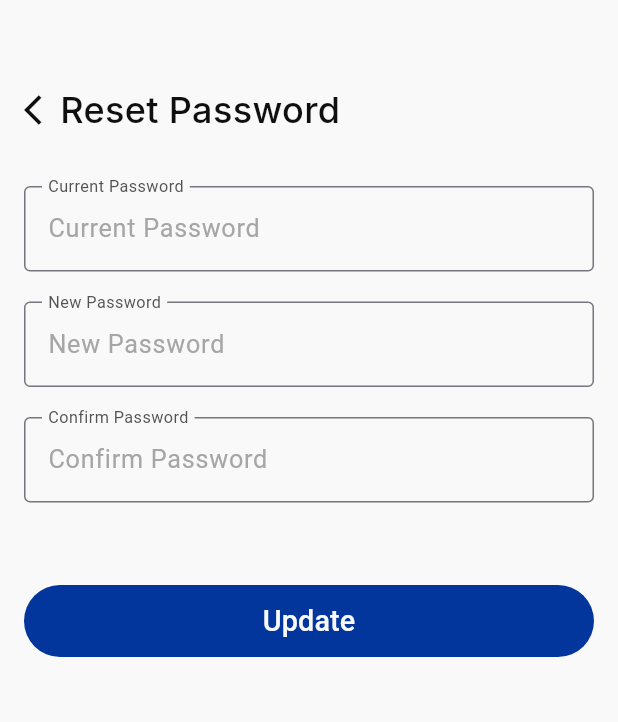
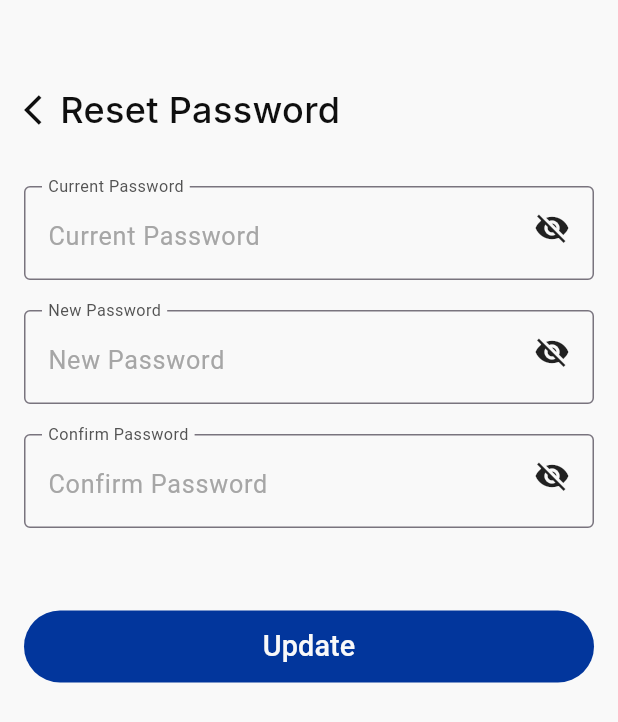
Before and after one commit to YasmeenGad/online_exam_app, a Flutter app: the ResetPasswordProfileView screen opened by its route, on a phone screen of 412 x 824 dp. Shown: the top 722 px of the screen. Run offline on Flutter 3.47's test engine with Material 3 defaults, Android fonts, the phone set to English and light mode, and no system bars; our stand-ins replace cached_network_image, device_preview_plus, dio, flutter_bloc, flutter_svg, fluttertoast and 11 more; missing offline and left inert: page_animation_transition; accounts and stored records are empty; generated files the repository leaves out were written again.

Commit message:
fix issues

```diff
--- a/lib/l10n/app_de.arb
+++ b/lib/l10n/app_de.arb
@@ -82,5 +82,9 @@
   "date": "Datum",
   "time": "Uhrzeit",
   "start": "Start",
-  "instructions": "Anweisungen"
+  "instructions": "Anweisungen",
+  "instruction1": "Lese alle Anweisungen sorgfängig durch, bevor Sie mit der Prüfung beginnen.",
+  "instruction2": "Beantworte alle Fragen so gut wie möglich.",
+  "instruction3": "Verwalte Ihre Zeit effektiv.",
+  "instruction4": "Bleibe ruhig und konzentriert."
 }
--- a/lib/l10n/app_en.arb
+++ b/lib/l10n/app_en.arb
@@ -82,5 +82,9 @@
     "date": "Date",
     "time": "Time",
     "start": "Start",
-    "instructions": "Instructions"
+    "instructions": "Instructions",
+    "instruction1": "Read all instructions carefully before starting the exam.",
+    "instruction2": "Answer all questions to the best of your ability.",
+    "instruction3": "Manage your time effectively.",
+    "instruction4": "Stay calm and focused."
 }
--- a/lib/l10n/app_tr.arb
+++ b/lib/l10n/app_tr.arb
@@ -82,5 +82,9 @@
     "date": "Tarih",
     "time": "Saat",
     "start": "Başla",
-    "instructions": "Talimatlar"
+    "instructions": "Talimatlar",
+    "instruction1": "Sınavdan önce tüm talimatları dikkatlice okuyun.",
+    "instruction2": "Tüm soruları elinizden geldiğince yanıtlayın.",
+    "instruction3": "Zamanınızı etkili bir şekilde yönetin.",
+    "instruction4": "Sakin ve odaklanmış kalın."
 }
--- a/lib/main.dart
+++ b/lib/main.dart
@@ -3,10 +3,7 @@ import 'package:flutter/foundation.dart';
 import 'package:flutter/material.dart';
 import 'package:hive_flutter/adapters.dart';
 import 'package:online_exam_app/src/core/di/di.dart';
-import 'package:online_exam_app/src/core/global/splash.dart';
-import 'package:online_exam_app/src/core/dependency%20injection/di.dart';
 import 'package:online_exam_app/src/core/routes/routes_name.dart';
-import 'package:online_exam_app/src/features/splash/view/splash_view.dart';
 import 'package:online_exam_app/src/core/provider/language_provider.dart';
 import 'package:online_exam_app/src/core/routes/app_routes.dart';
 import 'package:flutter_gen/gen_l10n/app_localizations.dart';
--- a/lib/src/core/routes/app_routes.dart
+++ b/lib/src/core/routes/app_routes.dart
@@ -18,8 +18,7 @@ import 'package:online_exam_app/src/core/global/layout.dart';
 import '../../features/exam/presentation/views/exam_view.dart';
 import '../../features/exam/presentation/widgets/exam_argument.dart';
 import '../../features/splash/view/splash_view.dart';
-import '../dependency injection/di.dart';
-
+import '../di/di.dart';
 
 class AppRoutes {
   static Map<String, WidgetBuilder> getRoutes() {
--- a/lib/src/features/exam/domain/entities/exam_entity.dart
+++ b/lib/src/features/exam/domain/entities/exam_entity.dart
@@ -16,5 +16,4 @@ class Exam {
     required this.active,
     required this.createdAt,
   });
-
 }
--- a/lib/src/features/exam/presentation/views/exam_view.dart
+++ b/lib/src/features/exam/presentation/views/exam_view.dart
@@ -4,10 +4,8 @@ import 'package:online_exam_app/src/core/global/custom_appbar.dart';
 import 'package:online_exam_app/src/features/exam/presentation/manager/exam/exam_cubit.dart';
 import 'package:flutter_gen/gen_l10n/app_localizations.dart';
 import '../../../../core/di/di.dart';
-import '../../../../core/global/dialog.dart';
 import '../../../../core/constants/assets.dart';
 import 'package:online_exam_app/src/features/exam/presentation/widgets/exam_item_loading.dart';
-import '../../../../core/dependency injection/di.dart';
 import '../widgets/build_empty_data_widget.dart';
 import '../widgets/exam_list.dart';
 
--- a/lib/src/features/exam/presentation/widgets/exam_details_item.dart
+++ b/lib/src/features/exam/presentation/widgets/exam_details_item.dart
@@ -3,7 +3,7 @@ import 'package:flutter_bloc/flutter_bloc.dart';
 import 'package:online_exam_app/src/core/styles/app_colors.dart';
 import 'package:online_exam_app/src/core/styles/app_styles.dart';
 import 'package:online_exam_app/src/features/exam/presentation/manager/exam/exam_cubit.dart';
-import '../../../../core/dependency injection/di.dart';
+import '../../../../core/di/di.dart';
 import '../widgets/cached_network_widget.dart';
 import 'package:flutter_gen/gen_l10n/app_localizations.dart';
 import '../widgets/custom_divider.dart';
--- a/lib/src/features/profile/presentation/widgets/reset_password_form.dart
+++ b/lib/src/features/profile/presentation/widgets/reset_password_form.dart
@@ -7,7 +7,7 @@ import 'package:online_exam_app/src/features/auth/presentation/widgets/custom_te
 import '../../../../core/styles/app_colors.dart';
 import 'change_text.dart';
 
-class ResetPasswordForm extends StatelessWidget {
+class ResetPasswordForm extends StatefulWidget {
   final TextEditingController oldPasswordController;
   final TextEditingController passwordController;
   final TextEditingController rePasswordController;
@@ -22,34 +22,75 @@ class ResetPasswordForm extends StatelessWidget {
   }) : super(key: key);
 
   @override
+  _ResetPasswordFormState createState() => _ResetPasswordFormState();
+}
+
+class _ResetPasswordFormState extends State<ResetPasswordForm> {
+  bool _oldPasswordVisible = false;
+  bool _newPasswordVisible = false;
+  bool _confirmPasswordVisible = false;
+
+  @override
   Widget build(BuildContext context) {
     return Form(
-      key: formKey,
+      key: widget.formKey,
       child: Column(
         children: [
           CustomTextFormField(
-            isPassword: true,
-            controller: oldPasswordController,
+            isPassword: !_oldPasswordVisible,
+            controller: widget.oldPasswordController,
             hintText: '${AppLocalizations.of(context)!.currentPassword}',
             labelText: '${AppLocalizations.of(context)!.currentPassword}',
             validator: (value) => Validators.validatePassword(value, context),
+            suffix: InkWell(
+              child: Icon(
+                _oldPasswordVisible ? Icons.visibility : Icons.visibility_off,
+              ),
+              onTap: () {
+                setState(() {
+                  _oldPasswordVisible = !_oldPasswordVisible;
+                });
+              },
+            ),
           ),
           const SizedBox(height: 20),
           CustomTextFormField(
-            isPassword: true,
-            controller: passwordController,
+            isPassword: !_newPasswordVisible,
+            controller: widget.passwordController,
             hintText: '${AppLocalizations.of(context)!.newPassword}',
             labelText: '${AppLocalizations.of(context)!.newPassword}',
             validator: (value) => Validators.validatePassword(value, context),
+            suffix: InkWell(
+              child: Icon(
+                _newPasswordVisible ? Icons.visibility : Icons.visibility_off,
+              ),
+              onTap: () {
+                setState(() {
+                  _newPasswordVisible = !_newPasswordVisible;
+                });
+              },
+            ),
           ),
           const SizedBox(height: 20),
           CustomTextFormField(
-            isPassword: true,
-            controller: rePasswordController,
+            isPassword: !_confirmPasswordVisible,
+            controller: widget.rePasswordController,
             hintText: '${AppLocalizations.of(context)!.confirmPassword}',
             labelText: '${AppLocalizations.of(context)!.confirmPassword}',
             validator: (value) => Validators.validateConfirmPassword(
-                value, passwordController.text, context),
+                value, widget.passwordController.text, context),
+            suffix: InkWell(
+              child: Icon(
+                _confirmPasswordVisible
+                    ? Icons.visibility
+                    : Icons.visibility_off,
+              ),
+              onTap: () {
+                setState(() {
+                  _confirmPasswordVisible = !_confirmPasswordVisible;
+                });
+              },
+            ),
           ),
         ],
       ),
```
Also changed, not shown: lib/l10n/app_ar.arb (+6 -2 lines), lib/l10n/app_fr.arb (+6 -2 lines), lib/src/core/utils/api/api_execution.dart (+6 -3 lines), lib/src/features/auth/data/api/api_manager.dart (+50 -15 lines), lib/src/features/auth/data/api/models/response/email_verification_response.dart (+6 -1 lines), lib/src/features/auth/data/api/models/response/forget_password_response.dart (+7 -0 lines), lib/src/features/auth/data/api/models/response/reset_password_response.dart (+7 -0 lines), lib/src/features/exam/data/data_sources/implement/exam_online_datasource_impl.dart (+8 -15 lines), lib/src/features/exam/presentation/widgets/instructions_exam.dart (+10 -9 lines).
